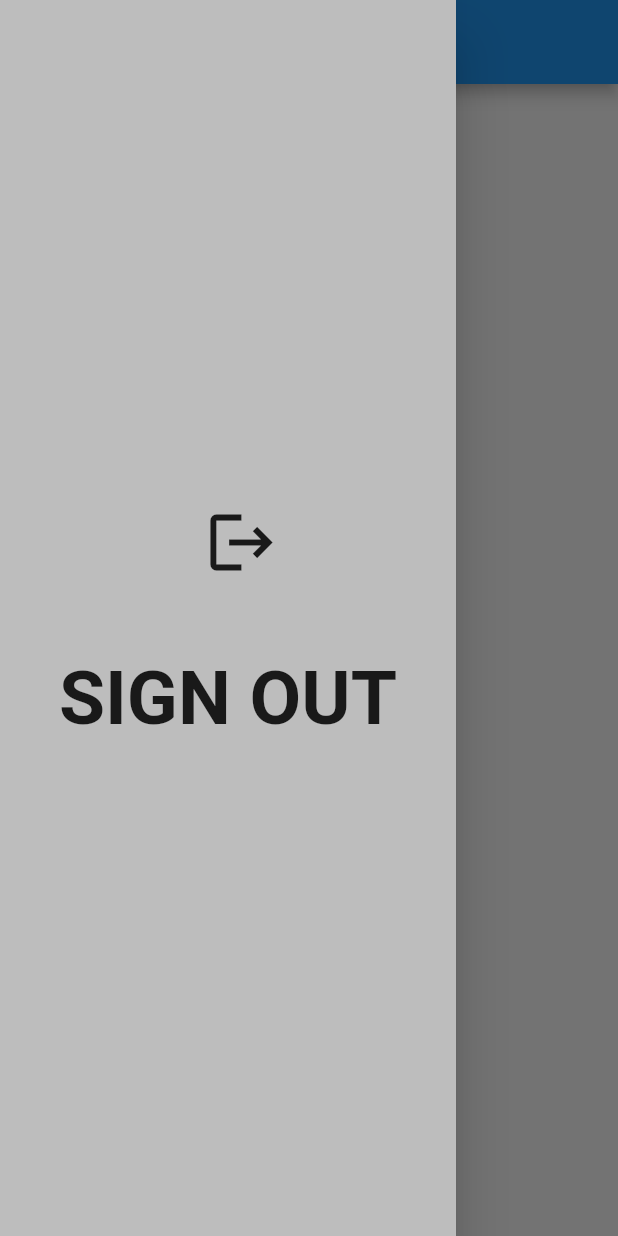
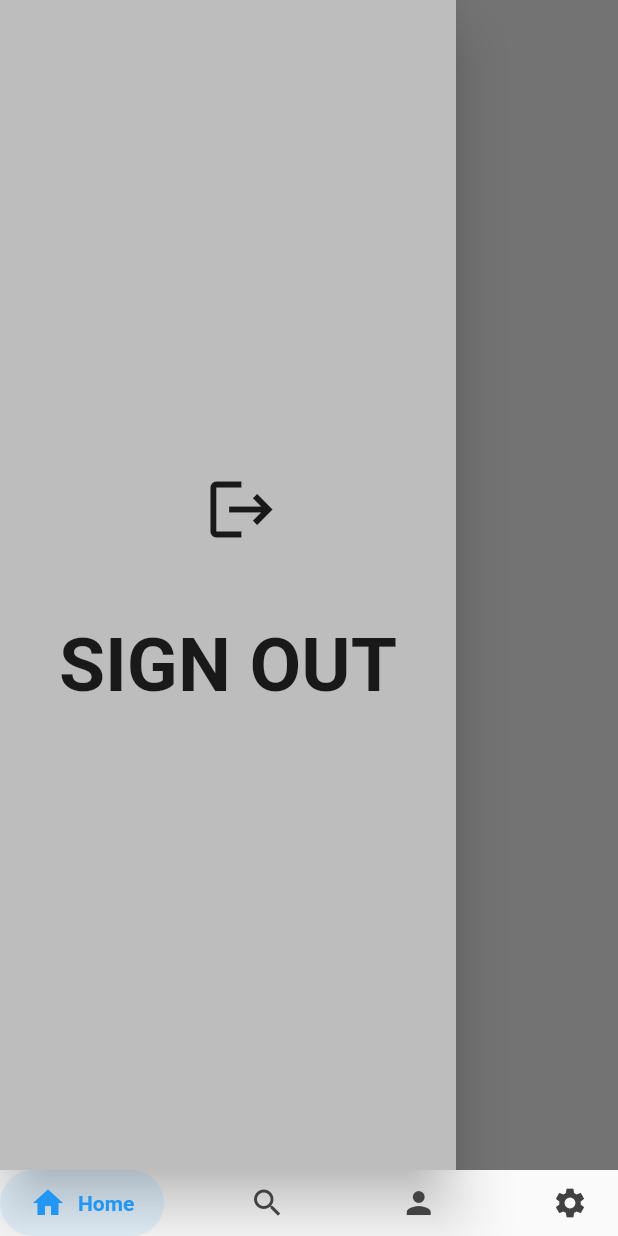
Before and after one commit to Karlo11111/Aedis---HotelSoftvare-using-Flutter, a Flutter app: the screen it shows once a user with an empty profile is signed in, in the side drawer, after a tap on the "logout" icon, on a phone screen of 412 x 824 dp. Run offline on Flutter 3.47's test engine with Material 2 defaults, Android fonts, the phone set to English and light mode, and no system bars; drawn by our look-alikes of google_nav_bar; our stand-ins replace cloud_firestore, firebase_auth, firebase_core, smooth_page_indicator; accounts and stored records are empty; network calls fail.

Commit message:
Added bottom nav bar

```diff
--- /dev/null
+++ b/lib/BottomNavBar/bottom_nav_bar.dart
@@ -0,0 +1,77 @@
+// ignore_for_file: prefer_const_constructors, prefer_final_fields, prefer_const_literals_to_create_immutables
+
+import 'package:flutter/material.dart';
+import 'package:google_nav_bar/google_nav_bar.dart';
+import 'package:razvoj_sofvera/pages/home_page.dart';
+import 'package:razvoj_sofvera/pages/options_page.dart';
+import 'package:razvoj_sofvera/pages/profile_page.dart';
+import 'package:razvoj_sofvera/pages/search_page.dart';
+
+class PagesPage extends StatefulWidget {
+  const PagesPage({super.key});
+
+  @override
+  State<PagesPage> createState() => _PagesPageState();
+}
+
+class _PagesPageState extends State<PagesPage> {
+  int currentIndex = 0;
+  void goToPage(index) {
+    setState(() {
+      currentIndex = index;
+    });
+  }
+
+  List _pages = [
+    //Home Page
+    HomePage(),
+
+    //search page
+    SearchPage(),
+
+    //profile page
+    ProfilePage(),
+
+    //settings page
+    OptionsPage(),
+  ];
+
+  @override
+  Widget build(BuildContext context) {
+    return Scaffold(
+      body: _pages[currentIndex],
+      bottomNavigationBar: GNav(
+        duration: Duration(milliseconds: 200), // tab animation duration
+        gap: 8, // the tab button gap between icon and text
+        color: Colors.grey[800], // unselected icon color
+        activeColor: Colors.blue, // selected icon and text color
+        iconSize: 24, // tab button icon size
+        tabBackgroundColor:
+            Colors.blue.withOpacity(0.1), // selected tab background color
+        padding: EdgeInsets.symmetric(
+            horizontal: 20, vertical: 10), // navigation bar padding
+        onTabChange: (index) {
+          goToPage(index);
+        },
+        tabs: [
+          GButton(
+            icon: Icons.home,
+            text: "Home",
+          ),
+          GButton(
+            icon: Icons.search,
+            text: "Search",
+          ),
+          GButton(
+            icon: Icons.person,
+            text: "Profile",
+          ),
+          GButton(
+            icon: Icons.settings,
+            text: "Settings",
+          ),
+        ],
+      ),
+    );
+  }
+}
--- a/lib/LoginPages/register_page.dart
+++ b/lib/LoginPages/register_page.dart
@@ -111,28 +111,28 @@ class _RegisterPageState extends State<RegisterPage> {
                   //name text field
                   MyTextField(
                     controller: nameTextController,
-                    hintText: "Enter your name",
+                    hintText: "Name",
                     obscureText: false,
                   ),
                   const SizedBox(height: 10),
                   //email
                   MyTextField(
                     controller: emailTextController,
-                    hintText: "Enter your email",
+                    hintText: "Email",
                     obscureText: false,
                   ),
                   const SizedBox(height: 10),
                   //password
                   MyTextField(
                     controller: passwordTextController,
-                    hintText: "Enter your password",
+                    hintText: "Password",
                     obscureText: true,
                   ),
                   const SizedBox(height: 10),
                   //password
                   MyTextField(
                     controller: confirmPasswordTextController,
-                    hintText: "Confirm your password",
+                    hintText: "Confirm Password",
                     obscureText: true,
                   ),
                   const SizedBox(height: 10),
--- a/lib/authentification/auth.dart
+++ b/lib/authentification/auth.dart
@@ -1,5 +1,6 @@
 import 'package:firebase_auth/firebase_auth.dart';
 import 'package:flutter/material.dart';
+import 'package:razvoj_sofvera/BottomNavBar/bottom_nav_bar.dart';
 import 'package:razvoj_sofvera/authentification/login_or_register.dart';
 import 'package:razvoj_sofvera/pages/home_page.dart';
 
@@ -14,7 +15,7 @@ class AuthPage extends StatelessWidget {
       builder: (context, snapshot) {
         //user is logged in
         if (snapshot.hasData) {
-          return const HomePage();
+          return const PagesPage();
         } else {
           return const LoginOrRegister();
         }
--- a/lib/pages/home_page.dart
+++ b/lib/pages/home_page.dart
@@ -13,10 +13,6 @@ class HomePage extends StatelessWidget {
   @override
   Widget build(BuildContext context) {
     return Scaffold(
-      appBar: AppBar(
-        title: Text("aaaa"),
-        centerTitle: true,
-      ),
       drawer: Drawer(
         backgroundColor: Colors.grey.shade400,
         child: Column(
@@ -38,6 +34,7 @@ class HomePage extends StatelessWidget {
           ],
         ),
       ),
+
     );
   }
 }
--- a/pubspec.yaml
+++ b/pubspec.yaml
@@ -39,6 +39,7 @@ dependencies:
   firebase_auth: ^4.11.1
   cloud_firestore: ^4.11.0
   smooth_page_indicator: ^1.1.0
+  google_nav_bar: ^5.0.6
 
 dev_dependencies:
   flutter_test:
```
Also changed, not shown: lib/pages/options_page.dart (added, +15 -0 lines), lib/pages/profile_page.dart (added, +39 -0 lines), lib/pages/search_page.dart (added, +17 -0 lines), pubspec.lock.
